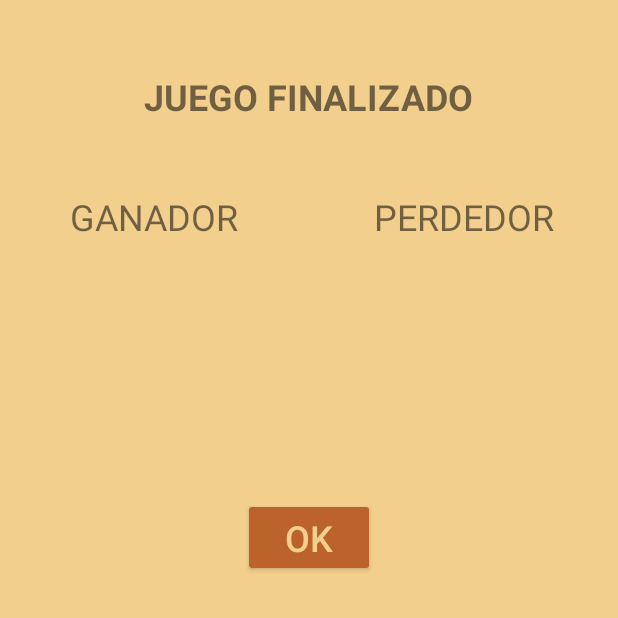
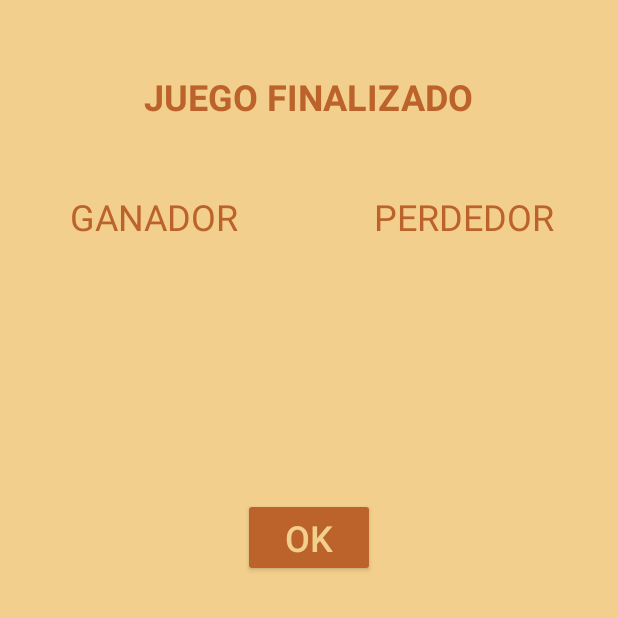
Before and after one commit to LinaPeralta/CandyBattle, an Android app: the Finalizar screen opened directly, with no data from a screen before it, on a phone screen of 412 x 824 dp, the top half of it. Run offline under Robolectric (Android 15) with nearby library versions, the phone set to English and light mode, and no system bars.

Commit message:
variables inicializadas

```diff
--- a/app/src/main/java/com/example/candybattle/Finalizar.java
+++ b/app/src/main/java/com/example/candybattle/Finalizar.java
@@ -3,12 +3,24 @@ package com.example.candybattle;
 import androidx.appcompat.app.AppCompatActivity;
 
 import android.os.Bundle;
+import android.widget.Button;
+import android.widget.ImageView;
 
 public class Finalizar extends AppCompatActivity {
+
+
+    private Button okBtn;
+    private ImageView ganadorImg;
+    private ImageView perdedorImg;
 
     @Override
     protected void onCreate(Bundle savedInstanceState) {
         super.onCreate(savedInstanceState);
         setContentView(R.layout.activity_finalizar);
+
+        okBtn = findViewById(R.id.okBtn);
+        ganadorImg = findViewById(R.id.ganadorImg);
+        perdedorImg = findViewById(R.id.perdedorImg);
+
     }
 }
--- a/app/src/main/res/layout/activity_finalizar.xml
+++ b/app/src/main/res/layout/activity_finalizar.xml
@@ -13,6 +13,7 @@
         android:layout_height="wrap_content"
         android:layout_marginTop="48dp"
         android:text="JUEGO FINALIZADO"
+        android:textColor="#BB632B"
         android:textSize="24sp"
         android:textStyle="bold"
         app:layout_constraintEnd_toEndOf="parent"
@@ -26,6 +27,7 @@
         android:layout_height="wrap_content"
         android:layout_marginTop="128dp"
         android:text="GANADOR"
+        android:textColor="#BB632B"
         android:textSize="24sp"
         app:layout_constraintEnd_toEndOf="parent"
         app:layout_constraintHorizontal_bias="0.157"
@@ -38,6 +40,7 @@
         android:layout_height="wrap_content"
         android:layout_marginTop="128dp"
         android:text="PERDEDOR"
+        android:textColor="#BB632B"
         android:textSize="24sp"
         app:layout_constraintEnd_toEndOf="parent"
         app:layout_constraintHorizontal_bias="0.855"
@@ -45,7 +48,7 @@
         app:layout_constraintTop_toTopOf="parent" />
 
     <Button
-        android:id="@+id/button2"
+        android:id="@+id/okBtn"
         android:layout_width="wrap_content"
         android:layout_height="wrap_content"
         android:layout_marginTop="251dp"
@@ -58,7 +61,7 @@
         app:layout_constraintTop_toBottomOf="@+id/textView2" />
 
     <ImageView
-        android:id="@+id/imageView"
+        android:id="@+id/ganadorImg"
         android:layout_width="wrap_content"
         android:layout_height="wrap_content"
         android:layout_marginTop="60dp"
@@ -69,12 +72,12 @@
         tools:srcCompat="@tools:sample/avatars" />
 
     <ImageView
-        android:id="@+id/imageView2"
+        android:id="@+id/perdedorImg"
         android:layout_width="wrap_content"
         android:layout_height="wrap_content"
         android:layout_marginTop="28dp"
         app:layout_constraintEnd_toEndOf="parent"
-        app:layout_constraintHorizontal_bias="0.863"
+        app:layout_constraintHorizontal_bias="0.852"
         app:layout_constraintStart_toStartOf="parent"
         app:layout_constraintTop_toBottomOf="@+id/textView4"
         tools:srcCompat="@tools:sample/avatars" />
```
Also changed, not shown: app/src/main/java/com/example/candybattle/Control.java (+10 -0 lines), app/src/main/java/com/example/candybattle/MainActivity.java (+26 -0 lines), app/src/main/res/layout/activity_main.xml (+5 -5 lines).
